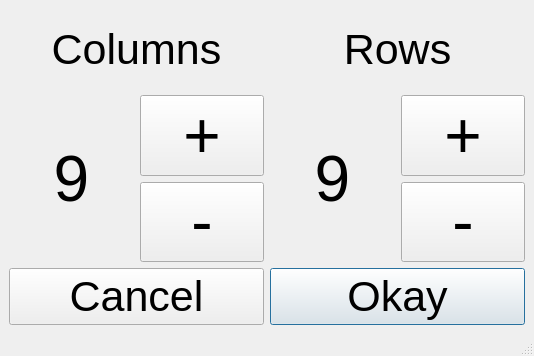
Old version of the form forms/boardresizewindow.ui in the repository Pinguinsan/QMineSweeper.
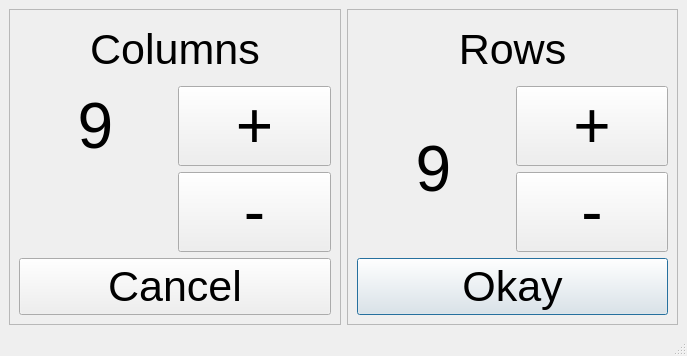
New version of the form.

Commit message: Fixed mine icon naming issue, added centering and a two frames to the BoardResizeWindow for separation of the columns and rows options. As well, disabled settings for the Android builds, as they caused graphical glitches that didn't go away after the first load (like they used to in the old builds - chromebook-kip

Diff of the .ui file:
```diff
--- a/forms/boardresizewindow.ui
+++ b/forms/boardresizewindow.ui
@@ -6,7 +6,7 @@
    <rect>
     <x>0</x>
     <y>0</y>
-    <width>534</width>
+    <width>687</width>
     <height>356</height>
    </rect>
   </property>
@@ -15,6 +15,15 @@
   </property>
   <widget class="QWidget" name="centralwidget">
    <layout class="QGridLayout" name="gridLayout">
+    <item row="0" column="0">
+     <widget class="QFrame" name="lblColumnsFrame">
+      <property name="frameShape">
+       <enum>QFrame::StyledPanel</enum>
+      </property>
+      <property name="frameShadow">
+       <enum>QFrame::Raised</enum>
+      </property>
+      <layout class="QGridLayout" name="lblColumnsFrameGridLayout">
     <item row="0" column="0" colspan="2">
      <widget class="QLabel" name="lblColumnTitle">
       <property name="font">
@@ -30,7 +39,7 @@
       </property>
      </widget>
     </item>
-    <item row="1" column="0" rowspan="2">
+       <item row="1" column="0">
      <widget class="QLabel" name="lblColumns">
       <property name="font">
        <font>
@@ -63,39 +72,6 @@
       </property>
      </widget>
     </item>
-    <item row="1" column="2" rowspan="2">
-     <widget class="QLabel" name="lblRows">
-      <property name="font">
-       <font>
-        <pointsize>48</pointsize>
-       </font>
-      </property>
-      <property name="text">
-       <string>9</string>
-      </property>
-      <property name="alignment">
-       <set>Qt::AlignCenter</set>
-      </property>
-     </widget>
-    </item>
-    <item row="1" column="3">
-     <widget class="QPushButton" name="btnIncrementRows">
-      <property name="sizePolicy">
-       <sizepolicy hsizetype="Minimum" vsizetype="Minimum">
-        <horstretch>0</horstretch>
-        <verstretch>0</verstretch>
-       </sizepolicy>
-      </property>
-      <property name="font">
-       <font>
-        <pointsize>48</pointsize>
-       </font>
-      </property>
-      <property name="text">
-       <string>+</string>
-      </property>
-     </widget>
-    </item>
     <item row="2" column="1">
      <widget class="QPushButton" name="btnDecrementColumns">
       <property name="sizePolicy">
@@ -114,24 +90,6 @@
       </property>
      </widget>
     </item>
-    <item row="2" column="3">
-     <widget class="QPushButton" name="btnDecrementRows">
-      <property name="sizePolicy">
-       <sizepolicy hsizetype="Minimum" vsizetype="Minimum">
-        <horstretch>0</horstretch>
-        <verstretch>0</verstretch>
-       </sizepolicy>
-      </property>
-      <property name="font">
-       <font>
-        <pointsize>48</pointsize>
-       </font>
-      </property>
-      <property name="text">
-       <string>-</string>
-      </property>
-     </widget>
-    </item>
     <item row="3" column="0" colspan="2">
      <widget class="QPushButton" name="btnCancel">
       <property name="minimumSize">
@@ -150,7 +108,34 @@
       </property>
      </widget>
     </item>
-    <item row="3" column="2" colspan="2">
+      </layout>
+     </widget>
+    </item>
+    <item row="0" column="1">
+     <widget class="QFrame" name="lblRowsFrame">
+      <property name="frameShape">
+       <enum>QFrame::StyledPanel</enum>
+      </property>
+      <property name="frameShadow">
+       <enum>QFrame::Raised</enum>
+      </property>
+      <layout class="QGridLayout" name="lblRowsFrameGridLayout">
+       <item row="1" column="0" rowspan="2">
+        <widget class="QLabel" name="lblRows">
+         <property name="font">
+          <font>
+           <pointsize>48</pointsize>
+          </font>
+         </property>
+         <property name="text">
+          <string>9</string>
+         </property>
+         <property name="alignment">
+          <set>Qt::AlignCenter</set>
+         </property>
+        </widget>
+       </item>
+       <item row="3" column="0" colspan="2">
      <widget class="QPushButton" name="btnOkay">
       <property name="minimumSize">
        <size>
@@ -171,7 +156,43 @@
       </property>
      </widget>
     </item>
-    <item row="0" column="2" colspan="2">
+       <item row="2" column="1">
+        <widget class="QPushButton" name="btnDecrementRows">
+         <property name="sizePolicy">
+          <sizepolicy hsizetype="Minimum" vsizetype="Minimum">
+           <horstretch>0</horstretch>
+           <verstretch>0</verstretch>
+          </sizepolicy>
+         </property>
+         <property name="font">
+          <font>
+           <pointsize>48</pointsize>
+          </font>
+         </property>
+         <property name="text">
+          <string>-</string>
+         </property>
+        </widget>
+       </item>
+       <item row="1" column="1">
+        <widget class="QPushButton" name="btnIncrementRows">
+         <property name="sizePolicy">
+          <sizepolicy hsizetype="Minimum" vsizetype="Minimum">
+           <horstretch>0</horstretch>
+           <verstretch>0</verstretch>
+          </sizepolicy>
+         </property>
+         <property name="font">
+          <font>
+           <pointsize>48</pointsize>
+          </font>
+         </property>
+         <property name="text">
+          <string>+</string>
+         </property>
+        </widget>
+       </item>
+       <item row="0" column="0" colspan="2">
      <widget class="QLabel" name="lblRowsTitle">
       <property name="font">
        <font>
@@ -184,6 +205,9 @@
       <property name="alignment">
        <set>Qt::AlignCenter</set>
       </property>
+        </widget>
+       </item>
+      </layout>
      </widget>
     </item>
    </layout>
```
Lines whose indentation alone changed are shown as unchanged. The commit also changes 5 other files.
